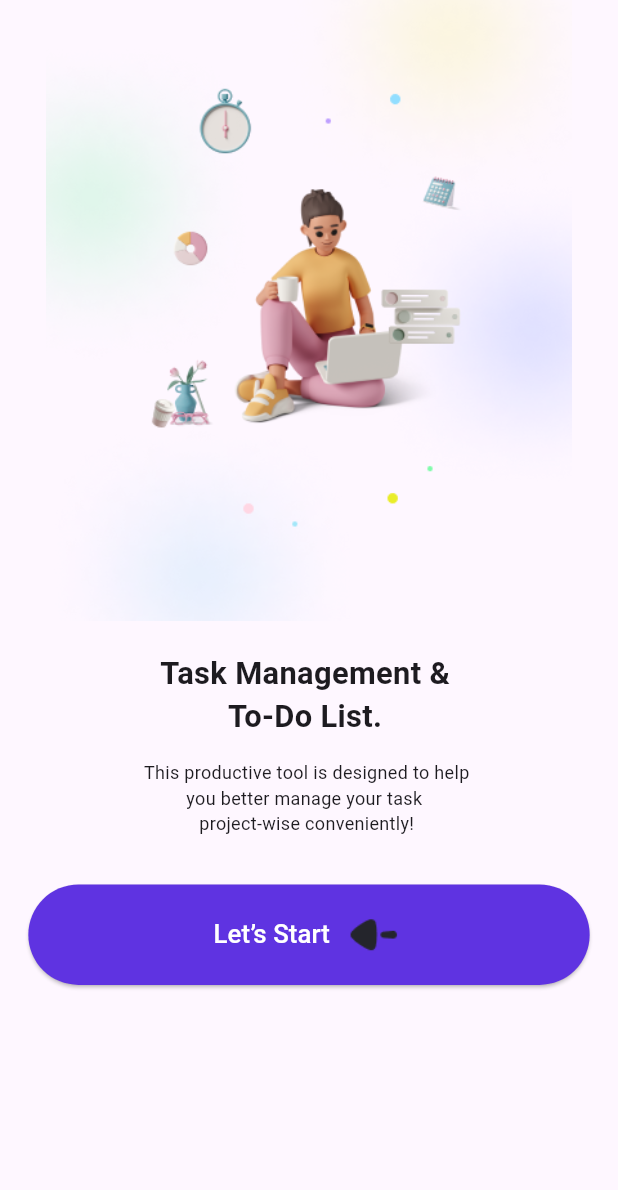
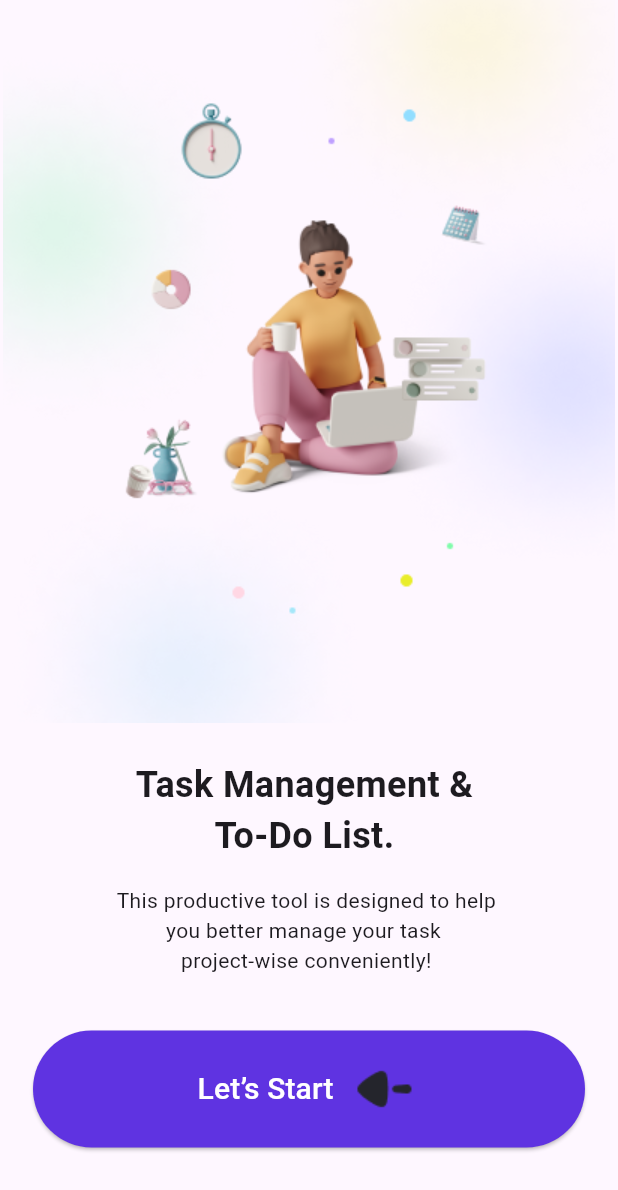
Before and after one commit to abd0-kha1ed/tasky_app, a Flutter app: the screen it shows after launch, on a phone screen of 412 x 824 dp. Shown: the top 1190 px of the screen. Run offline on Flutter 3.47's test engine with Material 3 defaults, Android fonts, the phone set to English and light mode, and no system bars; our stand-ins replace device_preview, go_router.

```diff
--- /dev/null
+++ b/devtools_options.yaml
@@ -0,0 +1,3 @@
+description: This file stores settings for Dart & Flutter DevTools.
+documentation: https://docs.flutter.dev/tools/devtools/extensions#configure-extension-enablement-states
+extensions:
--- a/lib/main.dart
+++ b/lib/main.dart
@@ -1,9 +1,13 @@
+import 'package:device_preview/device_preview.dart';
 import 'package:flutter/material.dart';
-import 'package:responsive_framework/responsive_wrapper.dart';
 import 'package:to_do_app/core/utils/app_routers.dart';
 
 void main() {
-  runApp(const TaskyApp());
+  runApp(DevicePreview(
+    builder: (context) {
+      return const TaskyApp();
+    }
+  ));
 }
 
 class TaskyApp extends StatelessWidget {
@@ -11,18 +15,20 @@ class TaskyApp extends StatelessWidget {
   @override
   Widget build(BuildContext context) {
     return MaterialApp.router(
+      locale: DevicePreview.locale(context),
+      builder: DevicePreview.appBuilder,
       debugShowCheckedModeBanner: false,
       routerConfig: AppRouters.router,
-       builder: (context, child) => ResponsiveWrapper.builder(child,
-          maxWidth: 1200,
-          minWidth: 480,
-          defaultScale: true,
-          breakpoints: [
-            const ResponsiveBreakpoint.resize(480, name: MOBILE),
-            const ResponsiveBreakpoint.autoScale(800, name: TABLET),
-            const ResponsiveBreakpoint.resize(1000, name: DESKTOP),
-          ],
-          background: Container(color: const Color(0xFFF5F5F5))),
+      //  builder: (context, child) => ResponsiveWrapper.builder(child,
+      //     maxWidth: 1200,
+      //     minWidth: 480,
+      //     defaultScale: true,
+      //     breakpoints: [
+      //       const ResponsiveBreakpoint.resize(480, name: MOBILE),
+      //       const ResponsiveBreakpoint.autoScale(800, name: TABLET),
+      //       const ResponsiveBreakpoint.resize(1000, name: DESKTOP),
+      //     ],
+      //     background: Container(color: const Color(0xFFF5F5F5))),
     );
   }
 }
```
Also changed, not shown: pubspec.yaml (+1 -6 lines), pubspec.lock, 1 other file.
